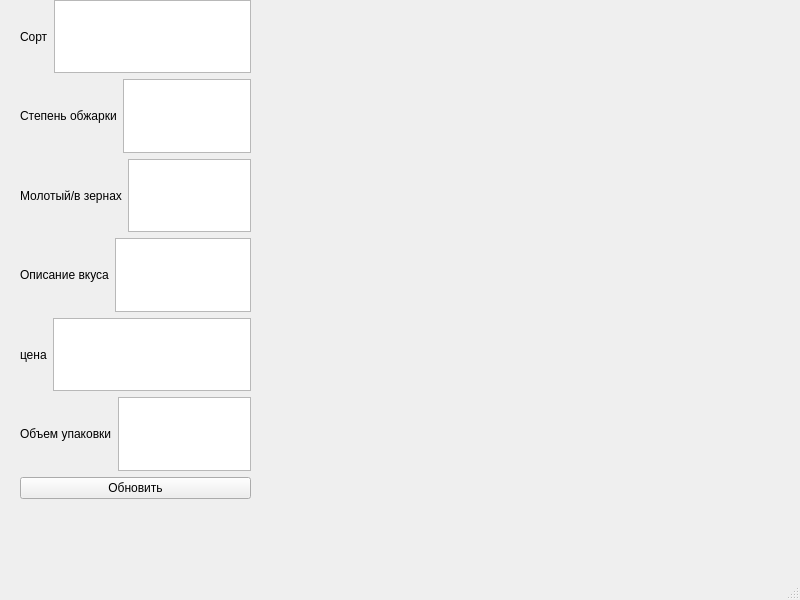
Qt form addEditCoffeeForm.ui (DemonMixIO/Capuchino) before a commit.
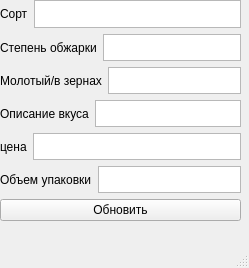
The same form after that commit.

```diff
--- a/addEditCoffeeForm.ui
+++ b/addEditCoffeeForm.ui
@@ -6,8 +6,8 @@
    <rect>
     <x>0</x>
     <y>0</y>
-    <width>800</width>
-    <height>600</height>
+    <width>249</width>
+    <height>268</height>
    </rect>
   </property>
   <property name="windowTitle">
@@ -17,10 +17,10 @@
    <widget class="QWidget" name="verticalLayoutWidget">
     <property name="geometry">
      <rect>
-      <x>20</x>
+      <x>0</x>
       <y>0</y>
-      <width>231</width>
-      <height>499</height>
+      <width>241</width>
+      <height>221</height>
      </rect>
     </property>
     <layout class="QVBoxLayout" name="verticalLayout">
```
Left out of the diff: 2 changed lines with no effect on the pictures.
